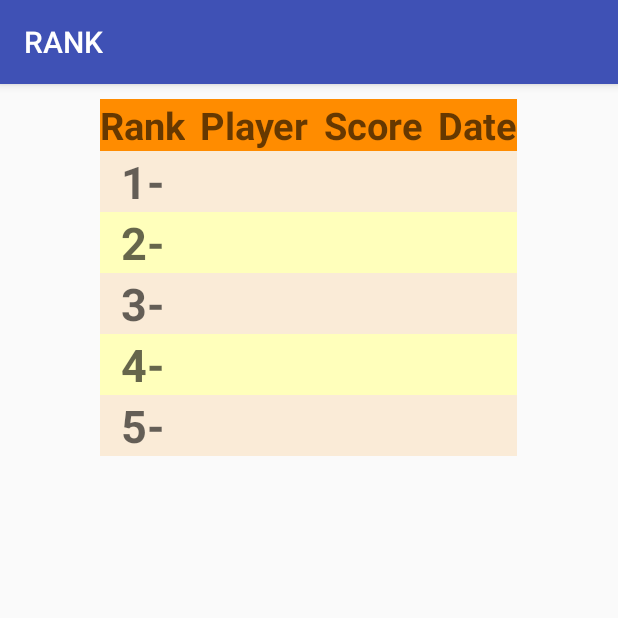
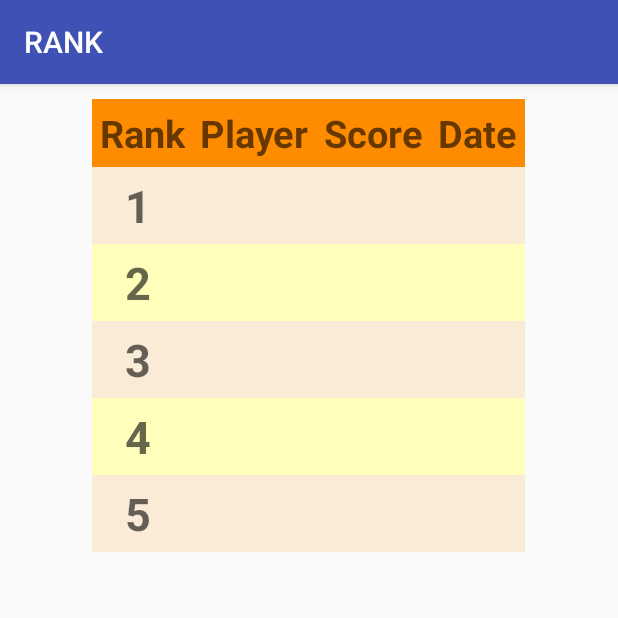
Before and after one commit to EricSyu/TwoZeroFourEight, an Android app: the RankActivity screen opened directly, with no data from a screen before it, on a phone screen of 412 x 824 dp, the top half of it. Run offline under Robolectric (Android 15) with nearby library versions, the phone set to English and light mode, and no system bars.

Commit message:
rank little adjust

```diff
--- a/app/src/main/res/layout/activity_rank.xml
+++ b/app/src/main/res/layout/activity_rank.xml
@@ -8,7 +8,7 @@
     <TableLayout
         android:layout_width="wrap_content"
         android:layout_height="wrap_content"
-        android:layout_marginTop="10dp">
+        android:layout_marginTop="10dp" >
         <TableRow android:background="#FF8C00">
             <TextView
                 android:layout_width="wrap_content"
@@ -18,7 +18,10 @@
                 android:id="@+id/rank_rank"
                 android:textStyle="bold"
                 android:textSize="25sp"
-                android:gravity="center" />
+                android:gravity="center"
+                android:paddingTop="5dp"
+                android:paddingLeft="5dp"
+                android:paddingBottom="5dp" />
 
             <TextView
                 android:layout_width="wrap_content"
@@ -51,7 +54,9 @@
                 android:textSize="25sp"
                 android:textStyle="bold"
                 android:gravity="center"
-                android:layout_marginLeft="10dp" />
+                android:layout_marginLeft="10dp"
+                android:paddingRight="5dp"
+                android:paddingBottom="5dp" />
 
         </TableRow>
 
@@ -64,7 +69,9 @@
                 android:id="@+id/show_rank1"
                 android:textStyle="bold"
                 android:textSize="30sp"
-                android:gravity="center" />
+                android:gravity="center"
+                android:paddingTop="5dp"
+                android:paddingBottom="5dp" />
 
             <TextView
                 android:layout_width="wrap_content"
@@ -102,7 +109,9 @@
                 android:id="@+id/show_rank2"
                 android:textSize="30sp"
                 android:textStyle="bold"
-                android:gravity="center" />
+                android:gravity="center"
+                android:paddingTop="5dp"
+                android:paddingBottom="5dp" />
 
             <TextView
                 android:layout_width="wrap_content"
@@ -138,7 +147,9 @@
                 android:id="@+id/show_rank3"
                 android:textStyle="bold"
                 android:textSize="30sp"
-                android:gravity="center" />
+                android:gravity="center"
+                android:paddingTop="5dp"
+                android:paddingBottom="5dp" />
 
             <TextView
                 android:layout_width="wrap_content"
@@ -174,7 +185,9 @@
                 android:id="@+id/show_rank4"
                 android:textStyle="bold"
                 android:textSize="30sp"
-                android:gravity="center" />
+                android:gravity="center"
+                android:paddingTop="5dp"
+                android:paddingBottom="5dp" />
 
             <TextView
                 android:layout_width="wrap_content"
@@ -210,7 +223,9 @@
                 android:id="@+id/show_rank5"
                 android:textStyle="bold"
                 android:textSize="30sp"
-                android:gravity="center" />
+                android:gravity="center"
+                android:paddingTop="5dp"
+                android:paddingBottom="5dp" />
 
             <TextView
                 android:layout_width="wrap_content"
--- a/app/src/main/res/values/strings.xml
+++ b/app/src/main/res/values/strings.xml
@@ -25,9 +25,9 @@
     <string name="rank_score">Score</string>
     <string name="rank_date">Date</string>
 
-    <string name="rank_one">1-</string>
-    <string name="rank_two">2-</string>
-    <string name="rank_three">3-</string>
-    <string name="rank_four">4-</string>
-    <string name="rank_five">5-</string>
+    <string name="rank_one">1</string>
+    <string name="rank_two">2</string>
+    <string name="rank_three">3</string>
+    <string name="rank_four">4</string>
+    <string name="rank_five">5</string>
 </resources>
```
